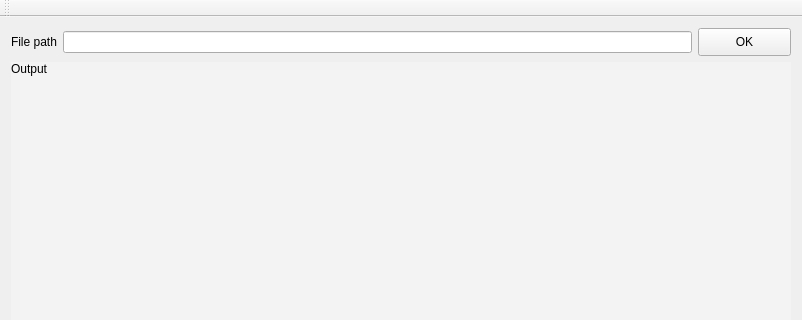
Old version of the form mainwindow.ui in the repository LupusMs/TextParser; both pictures show x 0 to 802 and y 0 to 320 of the 802 by 469 pixel window.
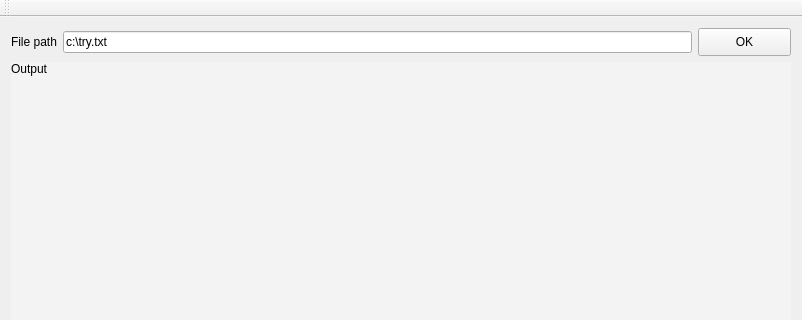
New version of the form.

Diff of the .ui file:
```diff
--- a/mainwindow.ui
+++ b/mainwindow.ui
@@ -27,7 +27,11 @@
          </widget>
         </item>
         <item>
-         <widget class="QLineEdit" name="lineEdit"/>
+         <widget class="QLineEdit" name="lineEdit">
+          <property name="text">
+           <string>c:\try.txt</string>
+          </property>
+         </widget>
         </item>
         <item>
          <widget class="QPushButton" name="pushButton">
```
Left out of the diff: 12 changed lines with no effect on the pictures.
